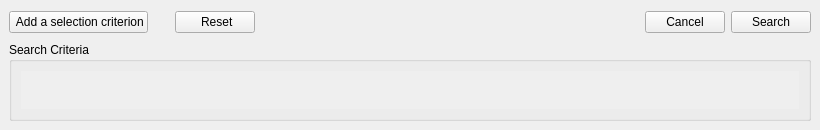
The window that retroshare-gui/src/gui/advsearch/AdvancedSearchDialog.ui (RetroShare/RetroShare) describes before a commit, drawn with Qt 5.
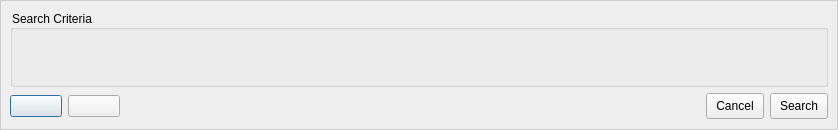
The same window after the commit. Icons and pictures are not drawn.

Commit message: some design improvements for Advanced Search

Diff of the .ui file:
```diff
--- a/retroshare-gui/src/gui/advsearch/AdvancedSearchDialog.ui
+++ b/retroshare-gui/src/gui/advsearch/AdvancedSearchDialog.ui
@@ -1,67 +1,186 @@
 <ui version="4.0" >
  <class>AdvancedSearchDialog</class>
- <widget class="QWidget" name="AdvancedSearchDialog" >
-  <property name="geometry" >
+ <widget class="QDialog" name="AdvancedSearchDialog">
+  <property name="geometry">
    <rect>
     <x>0</x>
     <y>0</y>
-    <width>820</width>
+    <width>838</width>
     <height>130</height>
    </rect>
   </property>
-  <property name="sizePolicy" >
-   <sizepolicy>
-    <hsizetype>0</hsizetype>
-    <vsizetype>0</vsizetype>
-    <horstretch>0</horstretch>
-    <verstretch>0</verstretch>
-   </sizepolicy>
+  <property name="windowTitle">
+   <string>RetroShare: Advanced Search</string>
   </property>
-  <property name="minimumSize" >
-   <size>
-    <width>820</width>
-    <height>130</height>
-   </size>
+  <property name="windowIcon">
+   <iconset resource="../images.qrc">
+    <normaloff>:/images/rstray3.png</normaloff>:/images/rstray3.png</iconset>
   </property>
-  <property name="sizeIncrement" >
+  <layout class="QGridLayout" name="gridLayout_2">
+   <property name="margin">
+    <number>0</number>
+   </property>
+   <item row="0" column="0">
+    <widget class="QFrame" name="frame">
+     <property name="minimumSize">
    <size>
     <width>0</width>
-    <height>0</height>
-   </size>
-  </property>
-  <property name="windowTitle" >
-   <string>RetrosShare: Advanced Search</string>
-  </property>
-  <property name="windowIcon" >
-   <iconset resource="../images.qrc" >:/images/advsearch_24x24.png</iconset>
-  </property>
-  <layout class="QVBoxLayout" >
-   <property name="margin" >
-    <number>9</number>
-   </property>
-   <property name="spacing" >
-    <number>6</number>
-   </property>
-   <item>
-    <layout class="QHBoxLayout" >
-     <property name="margin" >
+       <height>130</height>
+      </size>
+     </property>
+     <property name="styleSheet">
+      <string notr="true">QFrame#frame{ 
+background-color: qlineargradient(x1:0, y1:0, x2:0, y2:1,
+stop:0 #FEFEFE, stop:1 #E8E8E8);
+
+border: 1px solid #CCCCCC;}
+
+QToolButton, QPushButton, QComboBox { 
+border-image: url(:/images/btn_26.png) 4;
+border-width: 4;
+padding: 0px 6px;
+font-size: 12px;
+}
+
+*{
+color: black;
+}
+
+QComboBox QAbstractItemView {
+background-color:white;
+}
+
+QComboBox::down-arrow {
+image: url(:/images/combobox_arrow.png);
+}
+
+QComboBox:drop-down
+{
+subcontrol-origin: padding;
+subcontrol-position: top right;
+border-left-style: none; 
+border-top-right-radius: 1px;
+border-bottom-right-radius: 1px;
+}
+
+QToolButton:hover, QPushButton:hover, QComboBox:hover {
+border-image: url(:/images/btn_26_hover.png) 4;
+}
+
+QToolButton:disabled, QPushButton:disabled, QComboBox::disabled {
+color:gray;
+}
+
+QToolButton:pressed, QPushButton:pressed{
+border-image: url(:/images/btn_26_pressed.png) 4;
+}</string>
+     </property>
+     <property name="frameShape">
+      <enum>QFrame::StyledPanel</enum>
+     </property>
+     <property name="frameShadow">
+      <enum>QFrame::Raised</enum>
+     </property>
+     <layout class="QGridLayout" name="gridLayout">
+      <item row="0" column="0">
+       <widget class="QGroupBox" name="searchCriteriaBox">
+        <property name="sizePolicy">
+         <sizepolicy hsizetype="MinimumExpanding" vsizetype="MinimumExpanding">
+          <horstretch>1</horstretch>
+          <verstretch>1</verstretch>
+         </sizepolicy>
+        </property>
+        <property name="minimumSize">
+         <size>
+          <width>800</width>
+          <height>60</height>
+         </size>
+        </property>
+        <property name="autoFillBackground">
+         <bool>false</bool>
+        </property>
+        <property name="styleSheet">
+         <string notr="true">QWidget#frame{ 
+background-color: qlineargradient(x1:0, y1:0, x2:0, y2:1,
+stop:0 #FEFEFE, stop:1 #E8E8E8);
+
+border: 1px solid #CCCCCC;}</string>
+        </property>
+        <property name="title">
+         <string>Search Criteria</string>
+        </property>
+        <property name="alignment">
+         <set>Qt::AlignJustify|Qt::AlignTop</set>
+        </property>
+        <layout class="QVBoxLayout">
+         <property name="spacing">
       <number>0</number>
      </property>
-     <property name="spacing" >
+         <property name="margin">
+          <number>2</number>
+         </property>
+         <item>
+          <widget class="QFrame" name="expressionsFrame">
+           <property name="sizePolicy">
+            <sizepolicy hsizetype="MinimumExpanding" vsizetype="MinimumExpanding">
+             <horstretch>1</horstretch>
+             <verstretch>0</verstretch>
+            </sizepolicy>
+           </property>
+           <property name="minimumSize">
+            <size>
+             <width>600</width>
+             <height>26</height>
+            </size>
+           </property>
+           <property name="autoFillBackground">
+            <bool>false</bool>
+           </property>
+           <property name="frameShape">
+            <enum>QFrame::NoFrame</enum>
+           </property>
+           <property name="frameShadow">
+            <enum>QFrame::Raised</enum>
+           </property>
+          </widget>
+         </item>
+         <item>
+          <spacer name="verticalSpacer">
+           <property name="orientation">
+            <enum>Qt::Vertical</enum>
+           </property>
+           <property name="sizeHint" stdset="0">
+            <size>
+             <width>20</width>
+             <height>40</height>
+            </size>
+           </property>
+          </spacer>
+         </item>
+        </layout>
+       </widget>
+      </item>
+      <item row="1" column="0">
+       <layout class="QHBoxLayout" name="_2">
+        <property name="spacing">
       <number>6</number>
      </property>
+        <property name="margin">
+         <number>0</number>
+        </property>
      <item>
-      <widget class="QPushButton" name="addExprButton" >
-       <property name="toolTip" >
+         <widget class="QPushButton" name="addExprButton">
+          <property name="toolTip">
         <string>Add a further search criterion.</string>
        </property>
-       <property name="text" >
-        <string> Add a selection criterion</string>
-       </property>
-       <property name="icon" >
-        <iconset resource="../images.qrc" >:/images/add_24x24.png</iconset>
-       </property>
-       <property name="iconSize" >
+          <property name="text">
+           <string/>
+          </property>
+          <property name="icon">
+           <iconset resource="../images.qrc">
+            <normaloff>:/images/add_24x24.png</normaloff>:/images/add_24x24.png</iconset>
+          </property>
+          <property name="iconSize">
         <size>
          <width>24</width>
          <height>24</height>
@@ -70,33 +189,18 @@
       </widget>
      </item>
      <item>
-      <spacer>
-       <property name="orientation" >
-        <enum>Qt::Horizontal</enum>
-       </property>
-       <property name="sizeType" >
-        <enum>QSizePolicy::Minimum</enum>
-       </property>
-       <property name="sizeHint" >
-        <size>
-         <width>21</width>
-         <height>20</height>
-        </size>
-       </property>
-      </spacer>
-     </item>
-     <item>
-      <widget class="QPushButton" name="resetButton" >
-       <property name="toolTip" >
+         <widget class="QPushButton" name="resetButton">
+          <property name="toolTip">
         <string>Reset the search criteria.</string>
        </property>
-       <property name="text" >
-        <string> Reset</string>
-       </property>
-       <property name="icon" >
-        <iconset resource="../images.qrc" >:/images/reset.png</iconset>
-       </property>
-       <property name="iconSize" >
+          <property name="text">
+           <string/>
+          </property>
+          <property name="icon">
+           <iconset resource="../images.qrc">
+            <normaloff>:/images/reset.png</normaloff>:/images/reset.png</iconset>
+          </property>
+          <property name="iconSize">
         <size>
          <width>24</width>
          <height>24</height>
@@ -106,10 +210,10 @@
      </item>
      <item>
       <spacer>
-       <property name="orientation" >
+          <property name="orientation">
         <enum>Qt::Horizontal</enum>
        </property>
-       <property name="sizeHint" >
+          <property name="sizeHint" stdset="0">
         <size>
          <width>381</width>
          <height>27</height>
@@ -118,8 +222,14 @@
       </spacer>
      </item>
      <item>
-      <widget class="QPushButton" name="cancelButton" >
-       <property name="toolTip" >
+         <widget class="QPushButton" name="cancelButton">
+          <property name="minimumSize">
+           <size>
+            <width>0</width>
+            <height>26</height>
+           </size>
+          </property>
+          <property name="toolTip">
         <string>Cancels the search.</string>
        </property>
        <property name="text" >
@@ -128,8 +238,14 @@
       </widget>
      </item>
      <item>
-      <widget class="QPushButton" name="executeButton" >
-       <property name="toolTip" >
+         <widget class="QPushButton" name="executeButton">
+          <property name="minimumSize">
+           <size>
+            <width>0</width>
+            <height>26</height>
+           </size>
+          </property>
+          <property name="toolTip">
         <string>Perform the advanced search.</string>
        </property>
        <property name="text" >
@@ -139,65 +255,6 @@
      </item>
     </layout>
    </item>
-   <item>
-    <widget class="QGroupBox" name="searchCriteriaBox" >
-     <property name="sizePolicy" >
-      <sizepolicy>
-       <hsizetype>3</hsizetype>
-       <vsizetype>3</vsizetype>
-       <horstretch>1</horstretch>
-       <verstretch>1</verstretch>
-      </sizepolicy>
-     </property>
-     <property name="minimumSize" >
-      <size>
-       <width>800</width>
-       <height>60</height>
-      </size>
-     </property>
-     <property name="autoFillBackground" >
-      <bool>true</bool>
-     </property>
-     <property name="title" >
-      <string>Search Criteria</string>
-     </property>
-     <property name="alignment" >
-      <set>Qt::AlignJustify|Qt::AlignTop</set>
-     </property>
-     <layout class="QVBoxLayout" >
-      <property name="margin" >
-       <number>9</number>
-      </property>
-      <property name="spacing" >
-       <number>0</number>
-      </property>
-      <item>
-       <widget class="QFrame" name="expressionsFrame" >
-        <property name="sizePolicy" >
-         <sizepolicy>
-          <hsizetype>3</hsizetype>
-          <vsizetype>3</vsizetype>
-          <horstretch>1</horstretch>
-          <verstretch>0</verstretch>
-         </sizepolicy>
-        </property>
-        <property name="minimumSize" >
-         <size>
-          <width>600</width>
-          <height>35</height>
-         </size>
-        </property>
-        <property name="autoFillBackground" >
-         <bool>true</bool>
-        </property>
-        <property name="frameShape" >
-         <enum>QFrame::NoFrame</enum>
-        </property>
-        <property name="frameShadow" >
-         <enum>QFrame::Raised</enum>
-        </property>
-       </widget>
-      </item>
      </layout>
     </widget>
    </item>
```
Left out of the diff: 21 changed lines with no effect on the pictures. Lines whose indentation alone changed are shown as unchanged. The commit also changes 3 other files.
